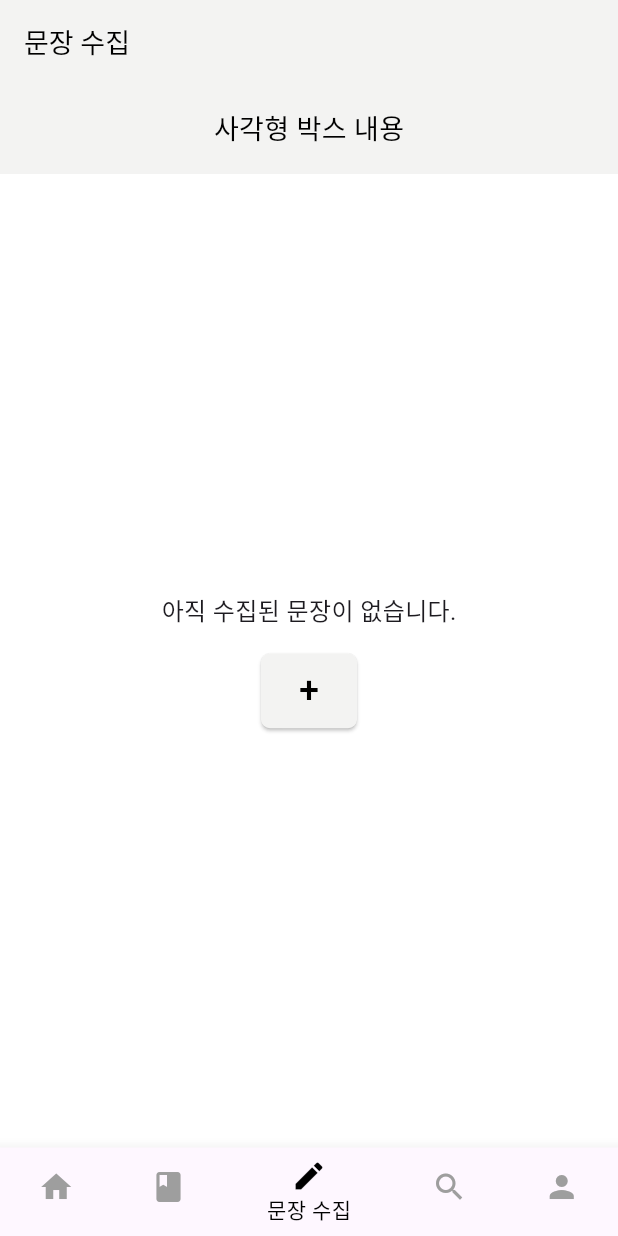
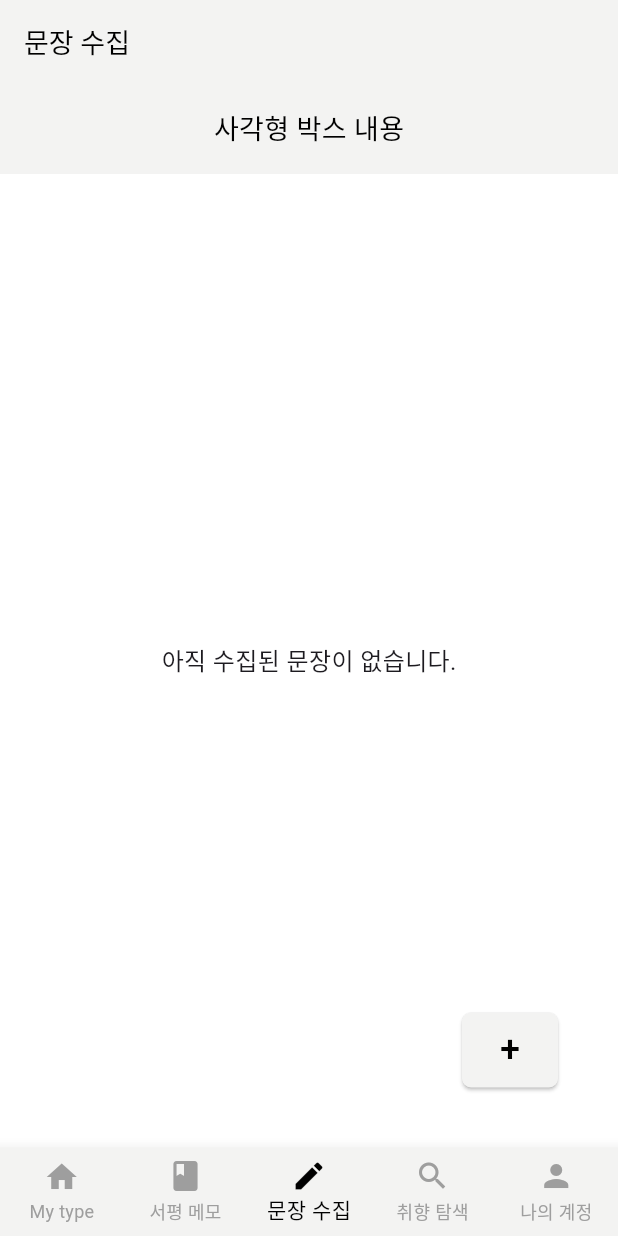
Before and after one commit to genericTypeD/TypeD-Frontend, a Flutter app: the screen it shows after launch, on a phone screen of 412 x 824 dp. Run offline on Flutter 3.47's test engine with Material 3 defaults, Android fonts, the phone set to English and light mode, and no system bars; project files that could hold a hidden picture were left out.

Commit message:
feat(screen): 문장 수집 스크린 UI 구현에 있어, 하단 내비게이션 바 추가 및 페이지 전환에 필요한 screens 파일 추가

```diff
--- a/lib/sentence_collection/screens/empty_page.dart
+++ b/lib/sentence_collection/screens/empty_page.dart
@@ -1,7 +1,6 @@
 import 'package:flutter/material.dart';
 import 'package:typed/Explore tastes/screens/feed_list_page.dart';
 import 'package:typed/member/screens/login_screen.dart';
-// 필요한 페이지 파일 import
 import 'package:typed/my_type/screens/my_type.dart';
 import 'package:typed/reading_note/screens/reading_empty_page.dart';
 
@@ -15,32 +14,35 @@ class EmptyPage extends StatefulWidget {
 class _EmptyPageState extends State<EmptyPage> {
   int _selectedIndex = 2; // 기본값을 '문장 수집' 탭으로 설정
 
-  // 하단 내비게이션 바 아이템에 따른 페이지 전환 로직
+  // 페이지 전환용 위젯 리스트
+  late final List<Widget> _pages;
+
+  @override
+  void initState() {
+    super.initState();
+    _pages = [
+      MyTypePage(),
+      ReadingEmptyPage(),
+      this.widget, // 현재 EmptyPage를 참조
+      FeedListPage(),
+      LoginScreen(),
+    ];
+  }
+
+  // 네비게이션 바 아이템 클릭 시 호출
   void _onItemTapped(int index) {
+    if (index == _selectedIndex) return; // 동일한 탭 클릭 시 무시
+
+    if (index == 2) {
+      // 현재 페이지에서 처리 (문장 수집 페이지)
       setState(() {
         _selectedIndex = index;
       });
-
-    // 현재 페이지 외 다른 탭 선택 시 화면 전환
-    if (index == 0) {
+    } else {
+      // 다른 페이지로 이동
       Navigator.push(
         context,
-        MaterialPageRoute(builder: (context) => MyTypePage()),
-      );
-    } else if (index == 1) {
-      Navigator.push(
-        context,
-        MaterialPageRoute(builder: (context) => ReadingEmptyPage()),
-      );
-    } else if (index == 3) {
-      Navigator.push(
-        context,
-        MaterialPageRoute(builder: (context) => FeedListPage()),
-      );
-    } else if (index == 4) {
-      Navigator.push(
-        context,
-        MaterialPageRoute(builder: (context) => LoginScreen()),
+        MaterialPageRoute(builder: (context) => _pages[index]),
       );
     }
   }
@@ -50,70 +52,72 @@ class _EmptyPageState extends State<EmptyPage> {
     return Scaffold(
       appBar: AppBar(
         title: const Text(
-          "문장 수집",
+          "문장 수집", // AppBar 제목 유지
           style: TextStyle(fontSize: 18),
         ),
-        backgroundColor: const Color(0xFFF3F3F2), // AppBar 배경색 설정
-        foregroundColor: Colors.black, // AppBar 텍스트 및 아이콘 색상 설정
-        elevation: 0, // 그림자 제거
+        backgroundColor: const Color(0xFFF3F3F2),
+        foregroundColor: Colors.black,
+        elevation: 0,
       ),
-      backgroundColor: const Color(0xFFFFFFFF), // Scaffold 배경색 설정
-      body: Column(
+      backgroundColor: const Color(0xFFFFFFFF),
+      body: Stack(
         children: [
-          // 상단바 바로 아래에 위치할 컨테이너
+          Column(
+            children: [
               Container(
                 height: 60,
-            width: double.infinity, // 화면 너비를 가득 채움
+                width: double.infinity,
                 decoration: BoxDecoration(
-              color: const Color(0xFFF3F3F2), // 컨테이너 배경색
+                  color: const Color(0xFFF3F3F2),
                 ),
-            padding: const EdgeInsets.symmetric(vertical: 12, horizontal: 20),
+                padding:
+                    const EdgeInsets.symmetric(vertical: 12, horizontal: 20),
                 child: const Center(
                   child: Text(
-                "사각형 박스 내용",
+                    "사각형 박스 내용", // 기존 컨테이너 내용 유지
                     style: TextStyle(fontSize: 18, color: Colors.black),
                   ),
                 ),
               ),
               Expanded(
                 child: Center(
-              child: Column(
-                mainAxisAlignment: MainAxisAlignment.center,
-                children: [
-                  const Text(
-                    "아직 수집된 문장이 없습니다.",
+                  child: const Text(
+                    "아직 수집된 문장이 없습니다.", // 기존 메시지 유지
                     style: TextStyle(fontSize: 16),
                   ),
-                  const SizedBox(height: 16), // 여백 추가
-                  ElevatedButton(
+                ),
+              ),
+            ],
+          ),
+          Positioned(
+            bottom: 40,
+            right: 40,
+            child: ElevatedButton(
               onPressed: () {
                 Navigator.push(
                   context,
-                        MaterialPageRoute(
-                            builder: (context) => SentenceInputPage()),
+                  MaterialPageRoute(builder: (context) => SentenceInputPage()),
                 );
               },
               style: ElevatedButton.styleFrom(
-                      fixedSize: const Size(50, 50), // 버튼 크기 고정
+                fixedSize: const Size(50, 50),
                 shape: RoundedRectangleBorder(
-                        borderRadius: BorderRadius.circular(6), // 둥근 모서리
+                  borderRadius: BorderRadius.circular(6),
                 ),
-                      backgroundColor: const Color(0xFFF3F3F2), // 버튼 배경색
-                      foregroundColor: Colors.black, // 텍스트 색상
+                backgroundColor: const Color(0xFFF3F3F2),
+                foregroundColor: Colors.black,
               ),
               child: const Text(
-                      "+",
-                      style: TextStyle(fontSize: 24), // 텍스트 크기
-                      textAlign: TextAlign.center, // 텍스트 정렬 명시
-                    ),
-                  ),
-                ],
+                "+", // 플로팅 버튼 유지
+                style: TextStyle(fontSize: 24),
               ),
             ),
           ),
         ],
       ),
       bottomNavigationBar: BottomNavigationBar(
+        type: BottomNavigationBarType.fixed,
+        backgroundColor: const Color(0xFFF3F3F2),
         items: const [
           BottomNavigationBarItem(
             icon: Icon(Icons.home),
@@ -136,10 +140,10 @@ class _EmptyPageState extends State<EmptyPage> {
             label: '나의 계정',
           ),
         ],
-        currentIndex: _selectedIndex,
-        selectedItemColor: Colors.black, // 선택된 아이템 색상
-        unselectedItemColor: Colors.grey, // 선택되지 않은 아이템 색상
-        onTap: _onItemTapped, // 아이템 클릭 이벤트 처리
+        currentIndex: _selectedIndex, // 현재 선택된 인덱스
+        selectedItemColor: Colors.black,
+        unselectedItemColor: Colors.grey,
+        onTap: _onItemTapped, // 네비게이션 아이템 클릭 이벤트 처리
       ),
     );
   }
```
Also changed, not shown: lib/common/layout/base_navigation.dart (added, +60 -0 lines). Lines whose indentation alone changed are shown as unchanged.
